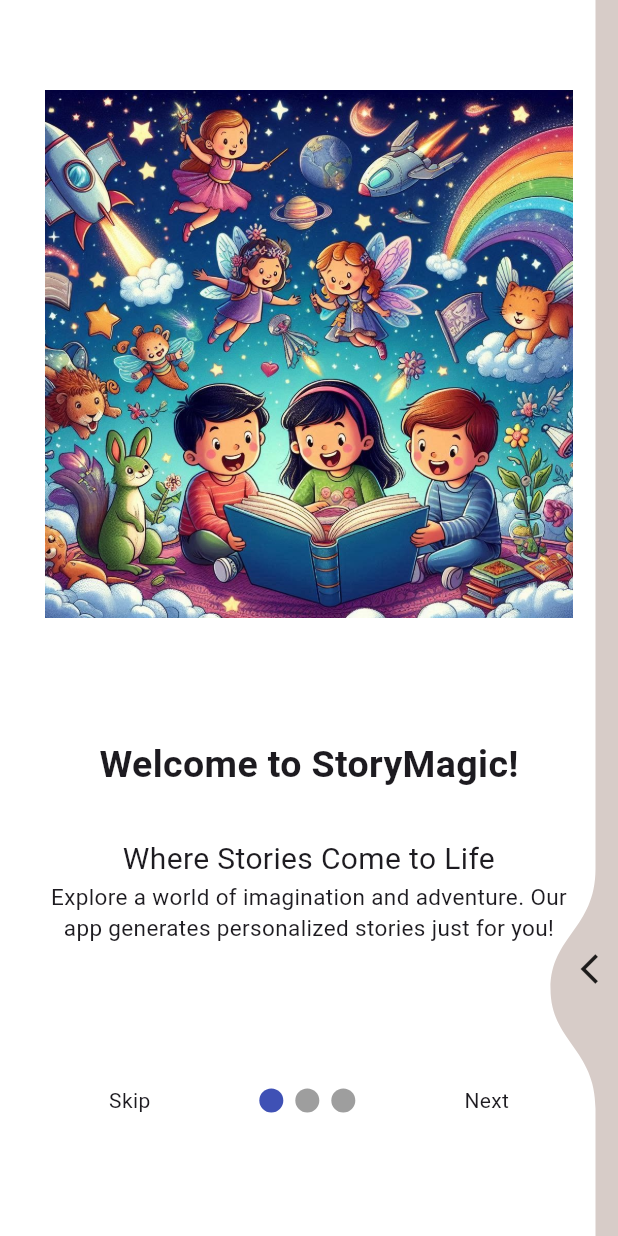
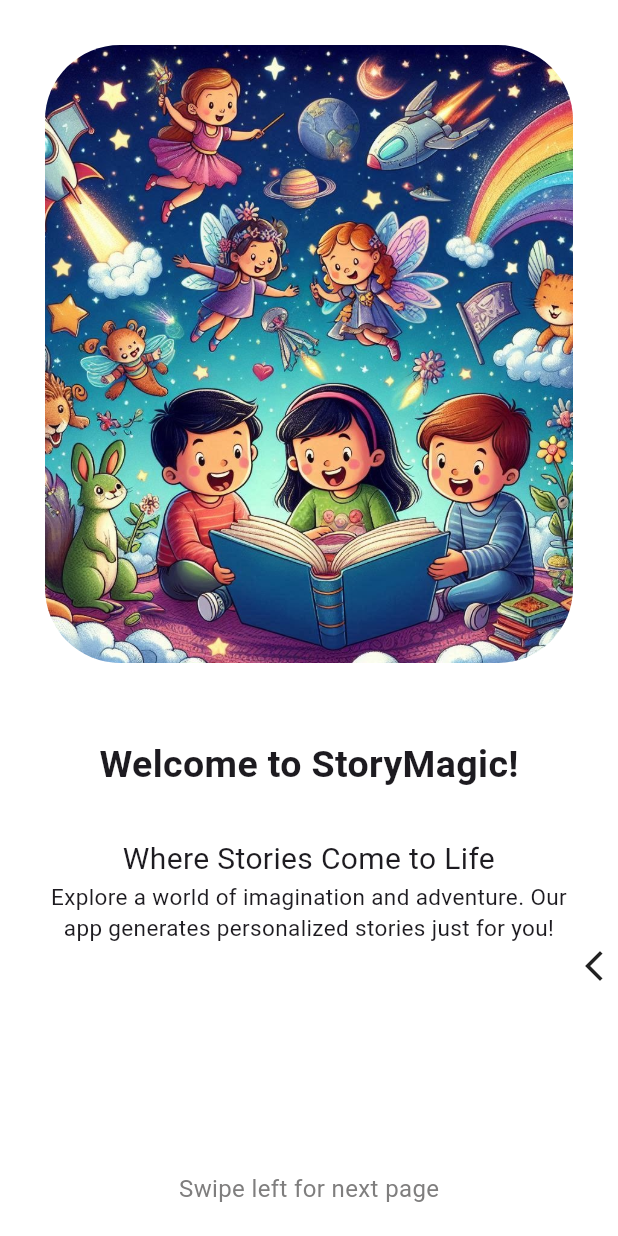
Before and after one commit to RithikRaja28/HappyTales, a Flutter app: the screen it shows after launch, on a phone screen of 412 x 824 dp. Run offline on Flutter 3.47's test engine with Material 3 defaults, Android fonts, the phone set to English and light mode, and no system bars; drawn by our look-alikes of liquid_swipe, smooth_page_indicator; our stand-ins replace cloud_firestore, firebase_auth, firebase_core; accounts and stored records are empty.

Commit message:
ui update

```diff
--- /dev/null
+++ b/happytales/devtools_options.yaml
@@ -0,0 +1,3 @@
+description: This file stores settings for Dart & Flutter DevTools.
+documentation: https://docs.flutter.dev/tools/devtools/extensions#configure-extension-enablement-states
+extensions:
--- a/happytales/lib/Screens/Welcome Screen/intro_screens/intro_page1.dart
+++ b/happytales/lib/Screens/Welcome Screen/intro_screens/intro_page1.dart
@@ -14,12 +14,14 @@ class IntroPage1 extends StatelessWidget {
         padding: const EdgeInsets.all(30.0),
         child: Column(
           children: [
-            Image.asset(
-              'images/introPage1.jpg',
-              height: size.height*0.5,
+            ClipRRect(
+              borderRadius: BorderRadius.circular(50),
+              child: Image.asset(
+                'images/introPage1.jpg',
+                height: size.height*0.5,
+                fit: BoxFit.cover,
+              ),
             ),
-
-
 
             const SizedBox(height: 50.0),
             const Text(
@@ -44,6 +46,7 @@ class IntroPage1 extends StatelessWidget {
                 fontSize: 15.0,
               ),
             ),
+
           ],
         ),
       ),
--- a/happytales/lib/Screens/Welcome Screen/intro_screens/intro_page2.dart
+++ b/happytales/lib/Screens/Welcome Screen/intro_screens/intro_page2.dart
@@ -8,14 +8,18 @@ class IntroPage2 extends StatelessWidget {
     final size = MediaQuery.of(context).size;
 
     return Container(
-      color: Colors.brown[100],
+      color: Colors.white,
       child: Padding(
         padding: const EdgeInsets.all(30.0),
         child: Column(
           children: [
-            Image.asset(
-              'images/introPage2.jpg',
-              height: size.height*0.5,
+           ClipRRect(
+              borderRadius: BorderRadius.circular(50),
+              child: Image.asset(
+                'images/introPage2.jpg',
+                height: size.height * 0.5,
+                fit: BoxFit.cover,
+              ),
             ),
 
 
--- a/happytales/lib/Screens/Welcome Screen/welcome_screen.dart
+++ b/happytales/lib/Screens/Welcome Screen/welcome_screen.dart
@@ -7,23 +7,19 @@ import 'package:liquid_swipe/liquid_swipe.dart';
 import 'package:smooth_page_indicator/smooth_page_indicator.dart';
 
 class WelcomeScreen extends StatefulWidget {
-  const WelcomeScreen({super.key});
+  const WelcomeScreen({Key? key}) : super(key: key);
 
   @override
   State<WelcomeScreen> createState() => _WelcomeScreenState();
 }
 
 class _WelcomeScreenState extends State<WelcomeScreen> {
-
-
   // controller to keep track of which page we r on
   PageController _controller = PageController();
 
-
+  String swipe = 'Swipe left for next page';
   // keep track of if we r on the last page or not
   bool onLastPage = false;
-
-
   @override
   Widget build(BuildContext context) {
     return Scaffold(
@@ -34,7 +30,12 @@ class _WelcomeScreenState extends State<WelcomeScreen> {
           controller: _controller,
           onPageChanged: (index) {
             setState(() {
-                onLastPage = (index == 2);
+              onLastPage = (index == 3);
+              if (onLastPage) {
+                swipe = '';
+              } else {
+                swipe = 'Swipe left for next page';
+              }
             });
           },
           children: [
@@ -44,13 +45,31 @@ class _WelcomeScreenState extends State<WelcomeScreen> {
                 IntroPage2(),
                 IntroPage3(),
               ],
-                slideIconWidget: const Icon(Icons.arrow_back_ios),
+              slideIconWidget: SizedBox(child: const Icon(Icons.arrow_back_ios_new), width: 30, height: 30),
+              enableLoop: true,
+              fullTransitionValue: 300,
               enableSideReveal: true,
+              waveType: WaveType.liquidReveal,
             ),
           ],
         ),
+        // swipe instruction
+         Positioned(
+          bottom: 20,
+          left: 0,
+          right: 0,
+          child: Center(
+            child: Text(
+              swipe,
+              style: const TextStyle(
+                color: Color.fromARGB(255, 127, 126, 126),
+                fontSize: 16,
+              ),
+            ),
+          ),
+        ),
         // dot indicators
-          Container(
+        /* Container(
             alignment: Alignment(0, 0.8),
             child: Row(
               mainAxisAlignment: MainAxisAlignment.spaceEvenly,
@@ -94,9 +113,8 @@ class _WelcomeScreenState extends State<WelcomeScreen> {
                 ),
               ],
             ),
-          ),
+          ), */
       ],
-      )
-    );
+    ));
   }
 }
--- a/happytales/lib/main.dart
+++ b/happytales/lib/main.dart
@@ -2,6 +2,7 @@ import 'package:firebase_core/firebase_core.dart';
 import 'package:flutter/material.dart';
 import 'package:happytales/Screens/Authentication/login.dart';
 import 'package:happytales/Screens/Authentication/signup.dart';
+import 'package:happytales/Screens/Home/home_screen.dart';
 import 'package:happytales/Screens/Welcome%20Screen/welcome_screen.dart';
 
 import 'firebase_options.dart';
@@ -31,6 +32,7 @@ class MyApp extends StatelessWidget {
         '/signup': (context) => const Signup(),
         '/login': (context) => const Login(),
         '/welcome_screen':(context) =>const WelcomeScreen(),
+        '/home':(context) => const HomeScreen(),
       },
     );
   }
--- a/happytales/pubspec.yaml
+++ b/happytales/pubspec.yaml
@@ -39,6 +39,7 @@ dependencies:
     cloud_firestore: ^5.0.0
     smooth_page_indicator: ^1.1.0
     liquid_swipe: ^3.1.0
+    intl: ^0.19.0
 
 dev_dependencies:
     flutter_test:
```
Also changed, not shown: happytales/lib/Screens/Authentication/login.dart (+4 -6 lines), happytales/lib/Screens/Welcome Screen/intro_screens/intro_page3.dart (+28 -9 lines), happytales/pubspec.lock. Lines whose indentation alone changed are shown as unchanged.
